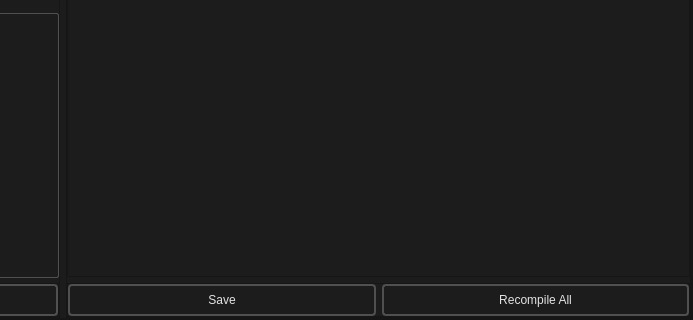
Qt form soudevent_editor/soundevenet_editor_mainwindow.ui (dertwist/Hammer5Tools) before a commit; both pictures show x 342 to 1035 and y 340 to 660 of the 1035 by 660 pixel window.
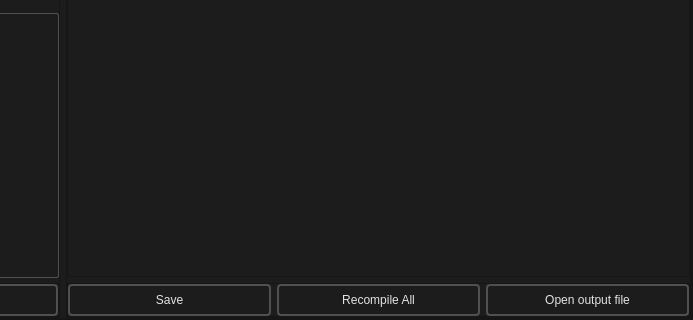
The same form after that commit. Icons and pictures are not drawn.

Commit message: Open output file

What changed in the file:
```diff
--- a/soudevent_editor/soundevenet_editor_mainwindow.ui
+++ b/soudevent_editor/soundevenet_editor_mainwindow.ui
@@ -687,6 +687,64 @@
                   </property>
                  </widget>
                 </item>
+                <item>
+                 <widget class="QPushButton" name="open_output_file_button">
+                  <property name="minimumSize">
+                   <size>
+                    <width>0</width>
+                    <height>32</height>
+                   </size>
+                  </property>
+                  <property name="toolTip">
+                   <string>&lt;html&gt;&lt;head/&gt;&lt;body&gt;&lt;p&gt;Opens soundevents_addon.vsndevts in notepad&lt;/p&gt;&lt;/body&gt;&lt;/html&gt;</string>
+                  </property>
+                  <property name="styleSheet">
+                   <string notr="true">
+    /* QPushButton default and hover styles */
+    QPushButton {
+
+        font: 600 10pt &quot;Segoe UI&quot;;
+	
+
+        border: 2px solid black;
+        border-radius: 4px;
+        border-color: rgba(80, 80, 80, 255);
+        height:22px;
+        padding-top: 2px;
+        padding-bottom:2px;
+        padding-left: 4px;
+        padding-right: 4px;
+        color: #E3E3E3;
+        background-color: #1C1C1C;
+    }
+    QPushButton:hover {
+        background-color: #414956;
+        color: white;
+    }
+    QPushButton:pressed {
+        background-color: red;
+        background-color: #1C1C1C;
+        margin: 1 px;
+        margin-left: 2px;
+        margin-right: 2px;
+
+    }</string>
+                  </property>
+                  <property name="text">
+                   <string>Open output file</string>
+                  </property>
+                  <property name="icon">
+                   <iconset resource="../resources.qrc">
+                    <normaloff>:/icons/file_open_16dp_9D9D9D_FILL0_wght400_GRAD0_opsz20.svg</normaloff>:/icons/file_open_16dp_9D9D9D_FILL0_wght400_GRAD0_opsz20.svg</iconset>
+                  </property>
+                  <property name="iconSize">
+                   <size>
+                    <width>20</width>
+                    <height>20</height>
+                   </size>
+                  </property>
+                 </widget>
+                </item>
                </layout>
               </widget>
              </item>
```
The commit also changes 4 other files.
